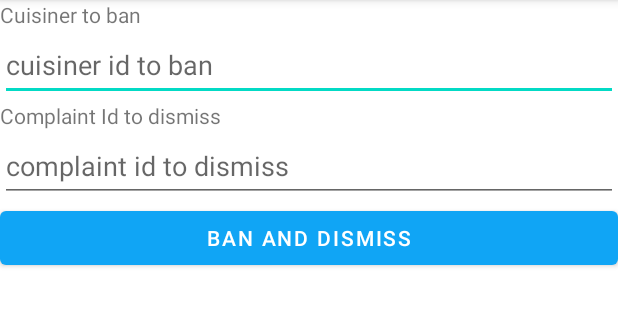
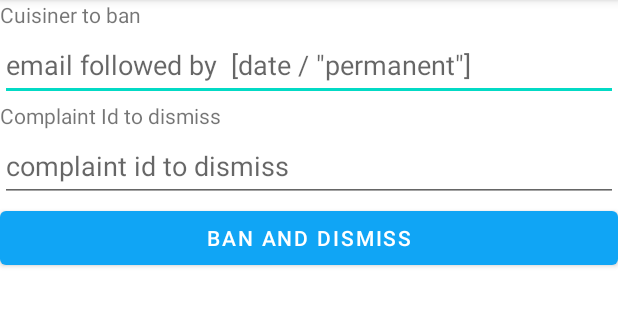
Before and after one commit to Kirloxious/Mealer, an Android app: the BanActivity screen opened directly, with no data from a screen before it, on a phone screen of 412 x 824 dp, the part 84-409 px from its top. Run offline under Robolectric (Android 15) with nearby library versions, the phone set to English and light mode, and no system bars; our stand-ins replace Firebase (no records; nobody signed in at launch, a user with empty details on screens opened directly).

Commit message:
updated the hint to show how to ban a cuisinier

```diff
--- a/app/src/main/res/layout/activity_ban.xml
+++ b/app/src/main/res/layout/activity_ban.xml
@@ -22,7 +22,7 @@
             android:layout_width="match_parent"
             android:layout_height="wrap_content"
             android:ems="10"
-            android:hint="cuisiner id to ban"
+            android:hint="email followed by  [date / &quot;permanent&quot;]"
             android:inputType="textPersonName"
             android:minHeight="48dp" />
 
```
